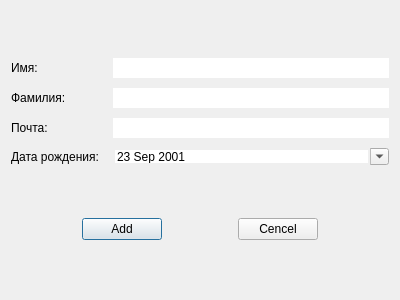
Above: frontend/dialogs/adduserdialog.ui from PavelKrivorotov/University_CourseWork_3 before the change. Below: the same form after it.
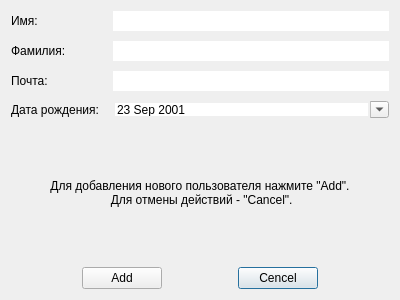
That is the form after the change. Icons and pictures are not drawn.

The edit to the form file:
```diff
--- a/frontend/dialogs/adduserdialog.ui
+++ b/frontend/dialogs/adduserdialog.ui
@@ -20,7 +20,7 @@
    <iconset resource="../resources.qrc">
     <normaloff>:/icon/icons/add_icon.png</normaloff>:/icon/icons/add_icon.png</iconset>
   </property>
-  <layout class="QGridLayout" name="gridLayout" rowstretch="1,0">
+  <layout class="QGridLayout" name="gridLayout" rowstretch="1,0,0">
    <item row="0" column="0">
     <layout class="QGridLayout" name="gridLayout_2">
      <property name="spacing">
@@ -125,48 +125,41 @@
     </layout>
    </item>
    <item row="1" column="0">
-    <layout class="QHBoxLayout" name="horizontalLayout">
-     <item>
-      <spacer name="horizontalSpacer">
-       <property name="orientation">
-        <enum>Qt::Horizontal</enum>
-       </property>
-       <property name="sizeHint" stdset="0">
-        <size>
-         <width>40</width>
-         <height>20</height>
-        </size>
-       </property>
-      </spacer>
-     </item>
-     <item>
-      <widget class="QPushButton" name="AddpBtn">
-       <property name="text">
-        <string>Add</string>
-       </property>
-      </widget>
-     </item>
-     <item>
-      <spacer name="horizontalSpacer_3">
-       <property name="orientation">
-        <enum>Qt::Horizontal</enum>
-       </property>
-       <property name="sizeHint" stdset="0">
-        <size>
-         <width>40</width>
-         <height>20</height>
-        </size>
-       </property>
-      </spacer>
-     </item>
-     <item>
+    <layout class="QGridLayout" name="gridLayout_3">
+     <item row="1" column="3">
       <widget class="QPushButton" name="CencelBtn">
        <property name="text">
         <string>Cencel</string>
        </property>
       </widget>
      </item>
-     <item>
+     <item row="1" column="0">
+      <spacer name="horizontalSpacer">
+       <property name="orientation">
+        <enum>Qt::Horizontal</enum>
+       </property>
+       <property name="sizeHint" stdset="0">
+        <size>
+         <width>40</width>
+         <height>20</height>
+        </size>
+       </property>
+      </spacer>
+     </item>
+     <item row="1" column="2">
+      <spacer name="horizontalSpacer_3">
+       <property name="orientation">
+        <enum>Qt::Horizontal</enum>
+       </property>
+       <property name="sizeHint" stdset="0">
+        <size>
+         <width>40</width>
+         <height>20</height>
+        </size>
+       </property>
+      </spacer>
+     </item>
+     <item row="1" column="4">
       <spacer name="horizontalSpacer_2">
        <property name="orientation">
         <enum>Qt::Horizontal</enum>
@@ -179,6 +172,24 @@
        </property>
       </spacer>
      </item>
+     <item row="1" column="1">
+      <widget class="QPushButton" name="AddpBtn">
+       <property name="text">
+        <string>Add</string>
+       </property>
+      </widget>
+     </item>
+     <item row="0" column="0" colspan="5">
+      <widget class="QLabel" name="label">
+       <property name="text">
+        <string>Для добавления нового пользователя нажмите &quot;Add&quot;.
+ Для отмены действий - &quot;Cancel&quot;.</string>
+       </property>
+       <property name="alignment">
+        <set>Qt::AlignCenter</set>
+       </property>
+      </widget>
+     </item>
     </layout>
    </item>
   </layout>
```
